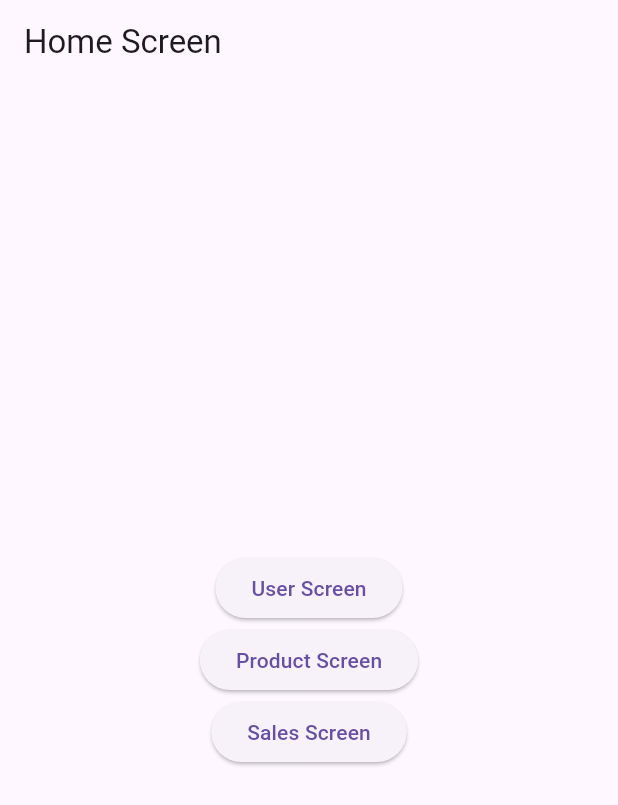
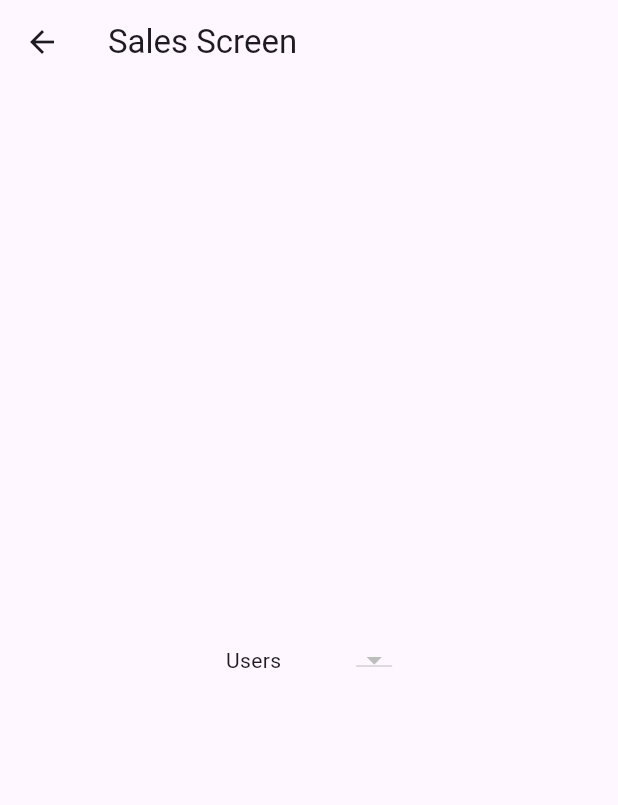
Before and after one commit to YoussefSalah72/sqflite, a Flutter app: the screen it shows after launch, after a tap on "Sales Screen", on a phone screen of 412 x 824 dp. Shown: the top 805 px of the screen. Run offline on Flutter 3.47's test engine with Material 3 defaults, Android fonts, the phone set to English and light mode, and no system bars; our stand-ins replace sqflite; accounts and stored records are empty.

Commit message:
show user data 'sales screen'

```diff
--- /dev/null
+++ b/lib/countroller/sales_controller.dart
@@ -0,0 +1,17 @@
+import '../core/database/sqflite/my_sqflite_database.dart';
+
+class SalesController {
+  List dataUser = [];
+  int valueBottons = 0;
+
+  SalesController(){
+    selectUsers();
+
+  }
+
+  Future<void> selectUsers() async {
+    MySqfliteDatabase db = MySqfliteDatabase();
+    dataUser= await db.selectusertabledata();
+    valueBottons = dataUser[0]['user_id'];
+  }
+}
--- a/lib/view/home_screen.dart
+++ b/lib/view/home_screen.dart
@@ -1,5 +1,6 @@
 import 'package:flutter/material.dart';
 import 'package:sqflite__departement/view/product_screen.dart';
+import 'package:sqflite__departement/view/sales_screen.dart';
 
 import 'User_Screen.dart';
 
@@ -19,7 +20,9 @@ class HomeScreen extends StatelessWidget {
             children: [
               ElevatedButton(onPressed: (){Navigator.of(context).push(MaterialPageRoute(builder: (context) => UserScreen()));}, child: Text("User Screen")),
               ElevatedButton(onPressed: (){Navigator.of(context).push(MaterialPageRoute(builder: (context) => ProductScreen()));}, child: Text("Product Screen")),
-              ElevatedButton(onPressed: (){}, child: Text("Sales Screen")),
+              ElevatedButton(onPressed: (){
+                Navigator.of(context).push(MaterialPageRoute(builder: (context) => SalesScreen()));
+              }, child: Text("Sales Screen")),
             ],
           )),
         )));
--- /dev/null
+++ b/lib/view/sales_screen.dart
@@ -0,0 +1,44 @@
+import'package:flutter/material.dart';
+import 'package:sqflite__departement/countroller/sales_controller.dart';
+
+import '../countroller/sales_controller.dart';
+
+class SalesScreen extends StatefulWidget {
+  const SalesScreen({super.key});
+
+  @override
+  State<SalesScreen> createState() => _SalesScreenState();
+}
+
+class _SalesScreenState extends State<SalesScreen> {
+  late SalesController _salesController;
+  @override
+  void initState() {
+    _salesController=SalesController();
+    super.initState();
+  }
+
+  @override
+  Widget build(BuildContext context) {
+    return  Scaffold(
+      appBar: AppBar(title: Text("Sales Screen"),),
+      body: FutureBuilder(future: _salesController.selectUsers(), builder:(context, snapshot)=> Center(child:
+      Row(
+        mainAxisAlignment: MainAxisAlignment.center,
+        children: [
+          Text("Users"),
+          SizedBox(width: 50,),
+          DropdownButton(
+              value: _salesController.valueBottons,
+              items:[
+                for(int i=0; i<_salesController.dataUser.length; i++)
+                  DropdownMenuItem(
+                    value: _salesController.dataUser[i]['user_id'],
+                    child:Text(_salesController.dataUser[i]['username']),),
+              ] , onChanged: (value){}),
+        ],
+      )
+        ,), )
+    );
+  }
+}
```
